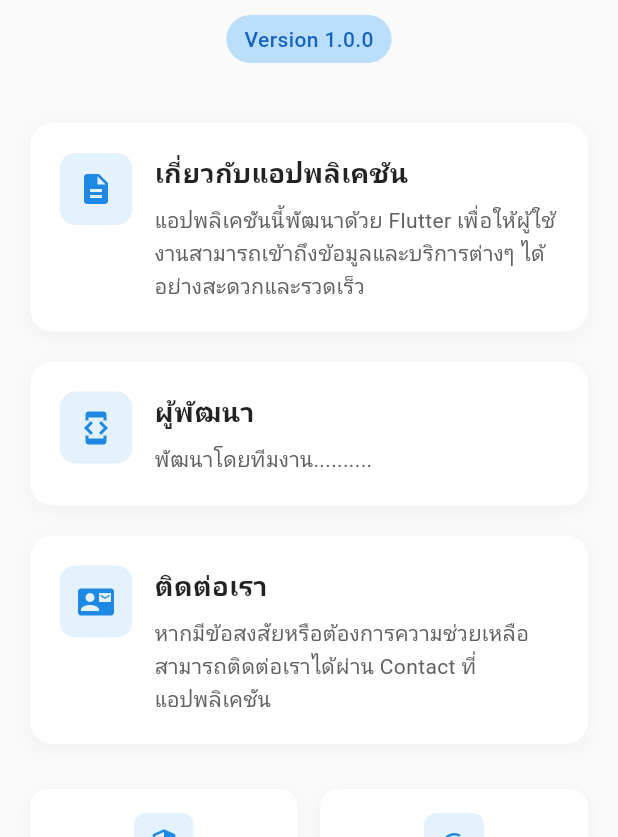
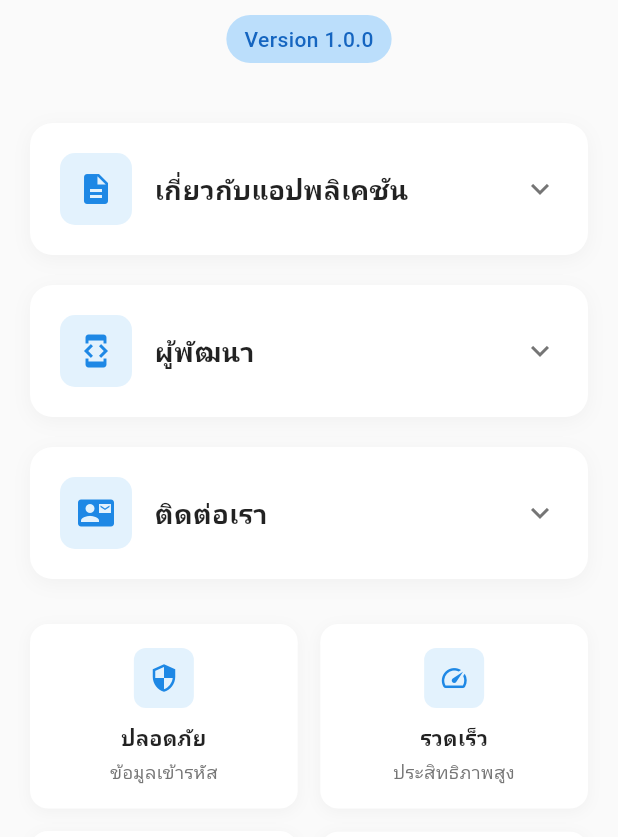
Before and after one commit to Non2412/Transaction_API, a Flutter app: the AboutScreen screen opened by its route, on a phone screen of 412 x 824 dp, the part 399-1236 px from its top. Run offline on Flutter 3.47's test engine with Material 3 defaults, Android fonts, the phone set to English and light mode, and no system bars; our stand-ins replace get, hive; accounts and stored records are empty.

Commit message:
About adding the ability to click to view individual messages

```diff
--- a/lib/screens/about_screen.dart
+++ b/lib/screens/about_screen.dart
@@ -1,8 +1,17 @@
 import 'package:flutter/material.dart';
 import 'package:get/get.dart';
 
-class AboutScreen extends StatelessWidget {
+class AboutScreen extends StatefulWidget {
   const AboutScreen({Key? key}) : super(key: key);
+
+  @override
+  State<AboutScreen> createState() => _AboutScreenState();
+}
+
+class _AboutScreenState extends State<AboutScreen> {
+  bool _isAppInfoExpanded = false;
+  bool _isDeveloperExpanded = false;
+  bool _isContactExpanded = false;
 
   @override
   Widget build(BuildContext context) {
@@ -87,27 +96,45 @@ class AboutScreen extends StatelessWidget {
             ),
             const SizedBox(height: 40),
 
-            // About Content
-            _buildInfoCard(
+            // Expandable About Content
+            _buildExpandableInfoCard(
               icon: Icons.description,
               title: 'เกี่ยวกับแอปพลิเคชัน',
-              content: 'แอปพลิเคชันนี้พัฒนาด้วย Flutter เพื่อให้ผู้ใช้งานสามารถเข้าถึงข้อมูลและบริการต่างๆ ได้อย่างสะดวกและรวดเร็ว',
+              content: 'แอปพลิเคชันนี้พัฒนาด้วย Flutter เพื่อให้ผู้ใช้งานสามารถเข้าถึงข้อมูลและบริการต่างๆ ได้อย่างสะดวกและรวดเร็ว โดยมุ่งเน้นการใช้งานที่ง่ายและประสิทธิภาพที่ดี',
+              isExpanded: _isAppInfoExpanded,
+              onTap: () {
+                setState(() {
+                  _isAppInfoExpanded = !_isAppInfoExpanded;
+                });
+              },
             ),
 
             const SizedBox(height: 20),
 
-            _buildInfoCard(
+            _buildExpandableInfoCard(
               icon: Icons.developer_mode,
               title: 'ผู้พัฒนา',
-              content: 'พัฒนาโดยทีมงาน..........',
+              content: 'พัฒนาโดยทีมนักศึกษาสาขาวิทยาการคอมพิวเตอร์ที่กำลังศึกษาด้านการพัฒนาแอปพลิเคชันมือถือ โดยการใช้เทคโนโลยี Flutter และ Dart ในการสร้างแอปพลิเคชัน',
+              isExpanded: _isDeveloperExpanded,
+              onTap: () {
+                setState(() {
+                  _isDeveloperExpanded = !_isDeveloperExpanded;
+                });
+              },
             ),
 
             const SizedBox(height: 20),
 
-            _buildInfoCard(
+            _buildExpandableInfoCard(
               icon: Icons.contact_mail,
               title: 'ติดต่อเรา',
-              content: 'หากมีข้อสงสัยหรือต้องการความช่วยเหลือ สามารถติดต่อเราได้ผ่าน Contact ที่แอปพลิเคชัน',
+              content: 'หากมีข้อสงสัยหรือต้องการความช่วยเหลือ สามารถติดต่อเราได้ผ่าน Contact ที่แอปพลิเคชัน หรือส่งข้อความถึงทีมงานของเราได้ตลอดเวลา เราพร้อมให้บริการและแก้ไขปัญหาต่างๆ',
+              isExpanded: _isContactExpanded,
+              onTap: () {
+                setState(() {
+                  _isContactExpanded = !_isContactExpanded;
+                });
+              },
             ),
 
             const SizedBox(height: 30),
@@ -160,7 +187,7 @@ class AboutScreen extends StatelessWidget {
             // Copyright
             Center(
               child: Text(
-                '© 2024 My Flutter App\nAll rights reserved.',
+                '© 2024 Transaction_API App\nAll rights reserved.',
                 textAlign: TextAlign.center,
                 style: TextStyle(
                   fontSize: 12,
@@ -174,12 +201,16 @@ class AboutScreen extends StatelessWidget {
     );
   }
 
-  Widget _buildInfoCard({
+  Widget _buildExpandableInfoCard({
     required IconData icon,
     required String title,
     required String content,
+    required bool isExpanded,
+    required VoidCallback onTap,
   }) {
-    return Container(
+    return AnimatedContainer(
+      duration: const Duration(milliseconds: 300),
+      curve: Curves.easeInOut,
       padding: const EdgeInsets.all(20),
       decoration: BoxDecoration(
         color: Colors.white,
@@ -192,8 +223,13 @@ class AboutScreen extends StatelessWidget {
           ),
         ],
       ),
+      child: Column(
+        children: [
+          InkWell(
+            onTap: onTap,
+            borderRadius: BorderRadius.circular(10),
             child: Row(
-        crossAxisAlignment: CrossAxisAlignment.start,
+              crossAxisAlignment: CrossAxisAlignment.center,
               children: [
                 Container(
                   padding: const EdgeInsets.all(12),
@@ -209,10 +245,7 @@ class AboutScreen extends StatelessWidget {
                 ),
                 const SizedBox(width: 15),
                 Expanded(
-            child: Column(
-              crossAxisAlignment: CrossAxisAlignment.start,
-              children: [
-                Text(
+                  child: Text(
                     title,
                     style: const TextStyle(
                       fontSize: 18,
@@ -220,8 +253,37 @@ class AboutScreen extends StatelessWidget {
                       color: Colors.black87,
                     ),
                   ),
-                const SizedBox(height: 8),
-                Text(
+                ),
+                AnimatedRotation(
+                  turns: isExpanded ? 0.5 : 0,
+                  duration: const Duration(milliseconds: 300),
+                  child: Icon(
+                    Icons.keyboard_arrow_down,
+                    color: Colors.grey[600],
+                    size: 24,
+                  ),
+                ),
+              ],
+            ),
+          ),
+          AnimatedCrossFade(
+            duration: const Duration(milliseconds: 300),
+            crossFadeState: isExpanded
+              ? CrossFadeState.showSecond
+              : CrossFadeState.showFirst,
+            firstChild: const SizedBox.shrink(),
+            secondChild: Container(
+              width: double.infinity,
+              margin: const EdgeInsets.only(top: 15),
+              padding: const EdgeInsets.all(15),
+              decoration: BoxDecoration(
+                color: Colors.grey[50],
+                borderRadius: BorderRadius.circular(10),
+                border: Border.all(
+                  color: Colors.grey.withOpacity(0.2),
+                ),
+              ),
+              child: Text(
                 content,
                 style: TextStyle(
                   fontSize: 14,
@@ -229,7 +291,6 @@ class AboutScreen extends StatelessWidget {
                   height: 1.5,
                 ),
               ),
-              ],
             ),
           ),
         ],
```
Lines whose indentation alone changed are shown as unchanged.
